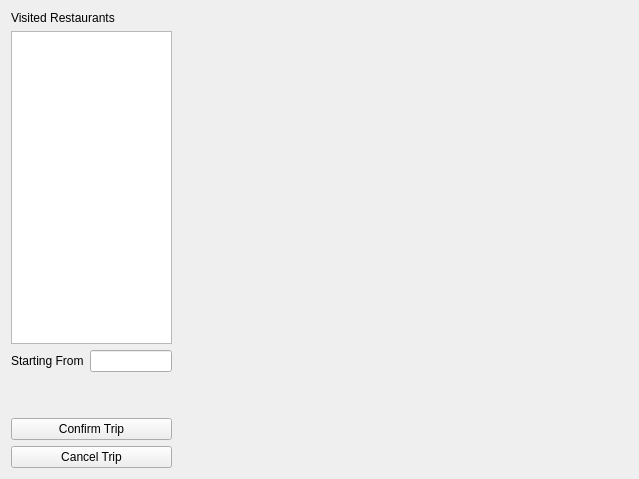
First picture: the form in FastFoodApp/restaurantwidget.ui, repository jwannamaker/CS1D_FastFoodProject, before the edit.
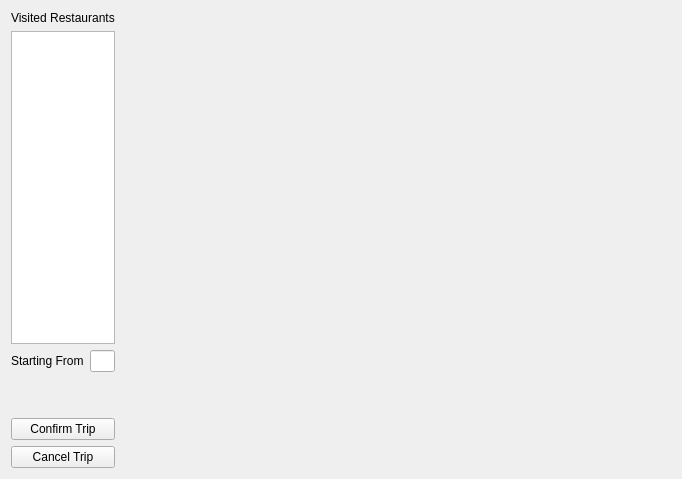
Second picture: the form after the edit.

```diff
--- a/FastFoodApp/restaurantwidget.ui
+++ b/FastFoodApp/restaurantwidget.ui
@@ -88,7 +88,7 @@
     <widget class="QWidget" name="RestaurantViewWidget" native="true">
      <property name="minimumSize">
       <size>
-       <width>450</width>
+       <width>550</width>
        <height>0</height>
       </size>
      </property>
```
